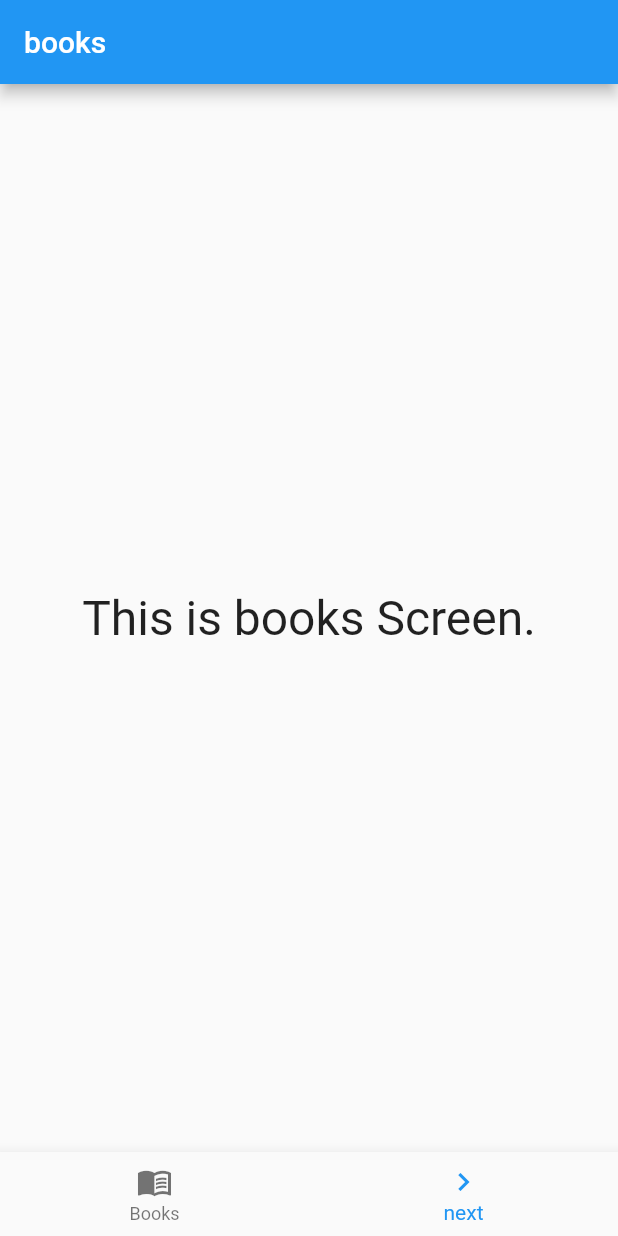
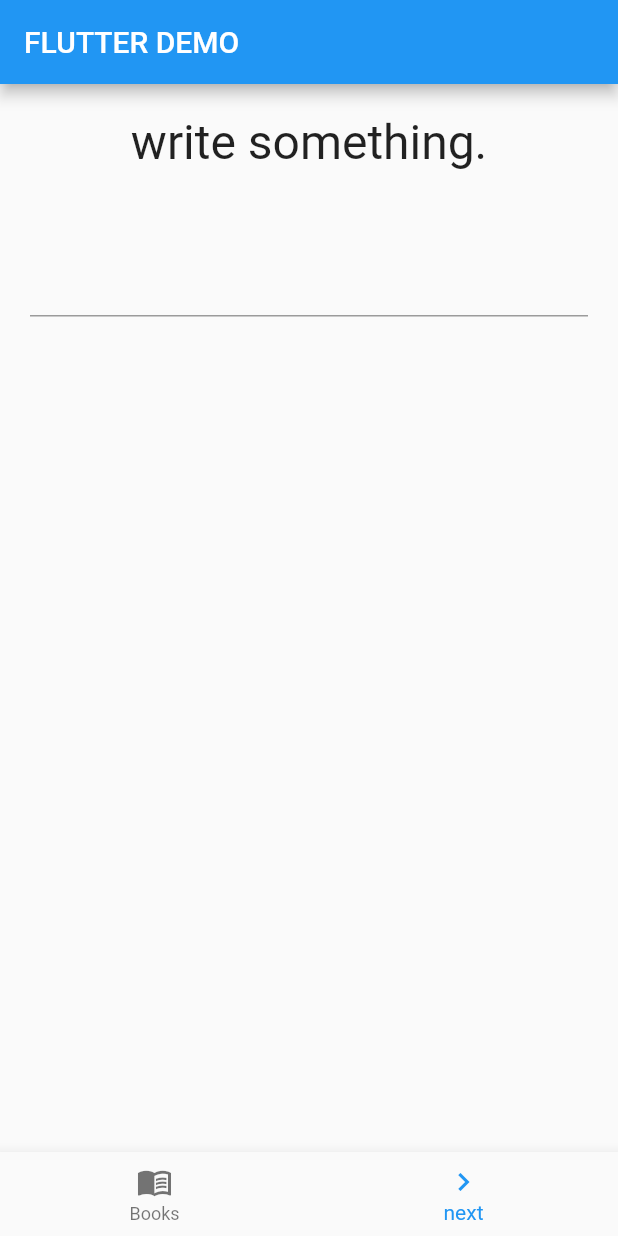
Before and after one commit to Sakiika2128/f_test, a Flutter app: the screen it shows after launch, on a phone screen of 412 x 824 dp. Run offline on Flutter 3.47's test engine with Material 2 defaults, Android fonts, the phone set to English and light mode, and no system bars.

Commit message:
textFieldで入力した文字を次の画面に渡す

```diff
--- a/lib/first_page.dart
+++ b/lib/first_page.dart
@@ -2,20 +2,41 @@ import 'package:f_test/main.dart';
 import 'package:flutter/material.dart';
 import 'package:f_test/second_page.dart';
 
-class FirstScreen extends StatelessWidget{
+class FirstScreen extends StatefulWidget{
+  FirstScreen({Key? key}) : super(key: key);
+
+  @override
+  _FirstScreenState createState() => _FirstScreenState();
+}
+
+class _FirstScreenState extends State<FirstScreen>{
+  static final _controller = TextEditingController();
+  static var _input = '';
+
   @override
   Widget build(BuildContext context){
     return Scaffold(
       appBar: AppBar(
-        title: Text('books'),
+        title: Text('FLUTTER DEMO'),
       ),
-      body: Center(
-        child: Container(
-          child: const Text(
-            'This is books Screen.',
-            style: TextStyle(fontSize: 32),
+      body: Column(
+        children: [
+          Padding(
+            padding: EdgeInsets.all(20),
+            child: const Text(
+              'write something.',
+              style: TextStyle(fontSize: 32),
+            ),
           ),
-        ),
+          Padding(
+            padding: EdgeInsets.all(20),
+            child: TextField(
+              controller: _controller,
+              style: TextStyle(fontSize: 28),
+              onChanged: changeField,
+            ),
+          ),
+        ],
       ),
       bottomNavigationBar: BottomNavigationBar(
         currentIndex: 1,
@@ -34,11 +55,12 @@ class FirstScreen extends StatelessWidget{
             Navigator.push(
               context,
               MaterialPageRoute(
-                builder: (context) => SecondScreen(),
-              )
+                builder: (context) => SecondScreen(_input)
+              ),
             );
         },
       ),
     );
   }
+  void changeField(String val) => _input = val;
 }
```
Also changed, not shown: lib/second_page.dart (+13 -5 lines).
